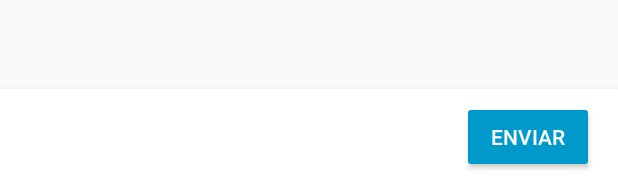
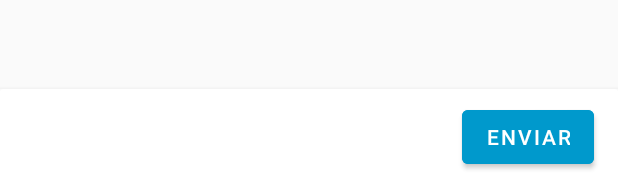
Before and after one commit to Jheank16oz/QuestionForm, an Android app: the layout fragment_form.xml on its own in the app's theme, with its tools: preview values and no code run, on a phone screen of 412 x 824 dp. Shown: the part 1051-1232 px from the top of the screen. Run offline under Robolectric (Android 15) with nearby library versions, the phone set to English and light mode, and no system bars.

Commit message:
button to Material design

```diff
--- a/app/src/main/res/layout/fragment_form.xml
+++ b/app/src/main/res/layout/fragment_form.xml
@@ -40,7 +40,7 @@
         app:layout_constraintEnd_toEndOf="parent"
         app:layout_constraintStart_toStartOf="parent">
 
-        <Button
+        <android.support.design.button.MaterialButton
             android:id="@+id/send"
             android:layout_width="wrap_content"
             android:layout_height="wrap_content"
@@ -51,6 +51,9 @@
             android:layout_marginBottom="8dp"
             android:backgroundTint="@android:color/holo_blue_dark"
             android:text="Enviar"
+            style="@style/Widget.MaterialComponents.Button"
+            android:textAppearance="@style/TextAppearance.MaterialComponents.Button"
+
             android:textColor="@android:color/white" />
     </android.support.v7.widget.CardView>
 
```
